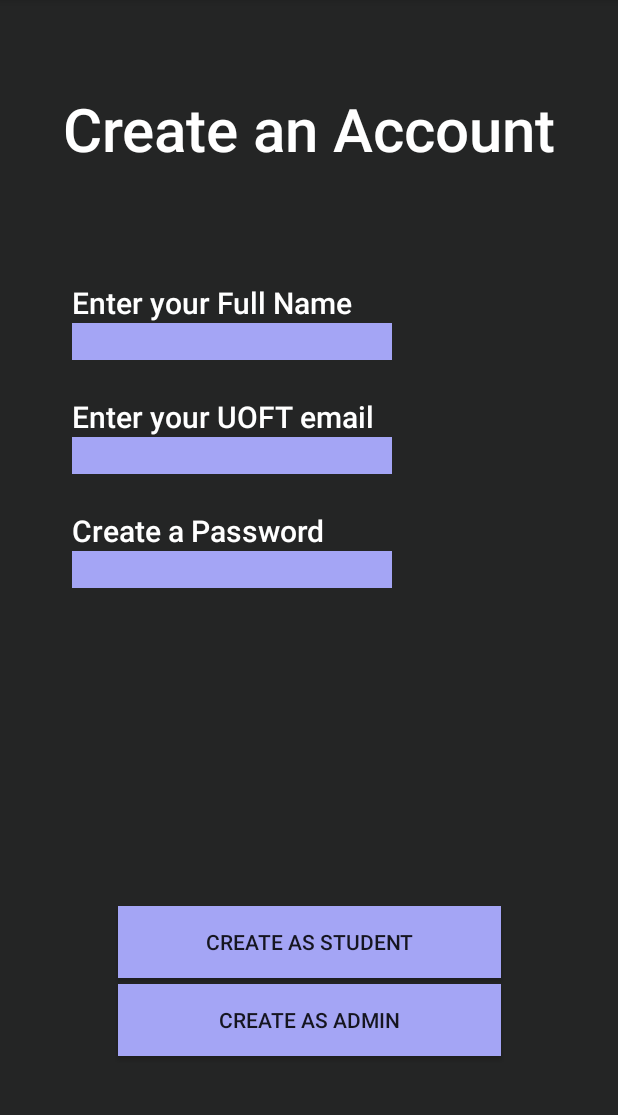
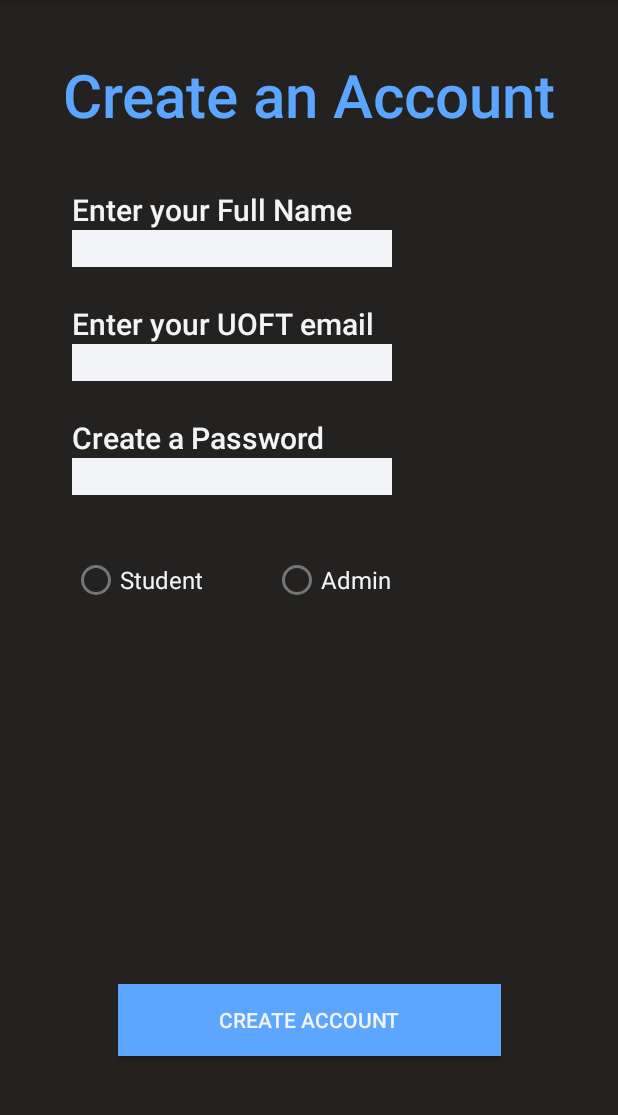
Before and after one commit to emmimelon/B07-Project, an Android app: the fragment SignUpFragment shown on its own in the app's theme, on a phone screen of 412 x 824 dp, the part 84-1199 px from its top. Run offline under Robolectric (Android 15) with nearby library versions, the phone set to English and light mode, and no system bars; our stand-ins replace Firebase (no records; nobody signed in at launch, a user with empty details on screens opened directly).

Commit message:
fixed post select bug, reduced login/signup buttons

```diff
--- a/app/src/main/res/layout/fragment_signup.xml
+++ b/app/src/main/res/layout/fragment_signup.xml
@@ -4,33 +4,44 @@
     xmlns:tools="http://schemas.android.com/tools"
     android:layout_width="match_parent"
     android:layout_height="match_parent"
-    android:background="#242525">
+    android:background="@color/darkbg">
+
+    <TextView
+        android:id="@+id/outputMessage"
+        android:layout_width="0dp"
+        android:layout_height="38dp"
+        android:gravity="center"
+        android:textColor="@color/error"
+        app:layout_constraintBottom_toTopOf="@id/signupButton"
+        app:layout_constraintEnd_toEndOf="parent"
+        app:layout_constraintStart_toStartOf="parent"
+        app:layout_constraintTop_toBottomOf="@id/linearLayout"
+        app:layout_constraintVertical_bias="1.0" />
 
     <TextView
         android:id="@+id/createAccount"
         android:layout_width="wrap_content"
         android:layout_height="wrap_content"
+        android:layout_marginTop="36dp"
         android:fontFamily="sans-serif-medium"
         android:text="@string/createMessage"
-        android:textColor="@color/white"
+        android:textColor="@color/uoftBlueLight"
         android:textSize="40sp"
-        app:layout_constraintBottom_toBottomOf="parent"
         app:layout_constraintEnd_toEndOf="parent"
         app:layout_constraintStart_toStartOf="parent"
-        app:layout_constraintTop_toTopOf="parent"
-        app:layout_constraintVertical_bias="0.082" />
+        app:layout_constraintTop_toTopOf="parent" />
 
     <LinearLayout
+        android:id="@+id/linearLayout"
         android:layout_width="match_parent"
-        android:layout_height="wrap_content"
+        android:layout_height="318dp"
+        android:layout_marginTop="36dp"
         android:orientation="vertical"
         android:paddingLeft="48dp"
-        app:layout_constraintBottom_toTopOf="@id/studentButton"
         app:layout_constraintEnd_toEndOf="parent"
         app:layout_constraintHorizontal_bias="0.0"
         app:layout_constraintStart_toStartOf="parent"
         app:layout_constraintTop_toBottomOf="@id/createAccount"
-        app:layout_constraintVertical_bias="0.287"
         app:layout_marginBaseline="12dp">
 
         <TextView
@@ -39,7 +50,7 @@
             android:layout_height="wrap_content"
             android:fontFamily="sans-serif-medium"
             android:text="Enter your Full Name"
-            android:textColor="@color/white"
+            android:textColor="@color/uoftGray"
             android:textSize="20sp"
             app:layout_constraintBottom_toTopOf="@id/enterName"
             app:layout_constraintTop_toTopOf="parent" />
@@ -49,8 +60,7 @@
             android:layout_width="wrap_content"
             android:layout_height="wrap_content"
             android:layout_marginBottom="24dp"
-            android:background="#A4A5F5"
-            android:backgroundTint="#A4A5F5"
+            android:background="@color/uoftGray"
             android:ems="10"
             android:inputType="text"
             app:layout_constraintTop_toBottomOf="@id/name" />
@@ -61,7 +71,7 @@
             android:layout_height="wrap_content"
             android:fontFamily="sans-serif-medium"
             android:text="Enter your UOFT email"
-            android:textColor="@color/white"
+            android:textColor="@color/uoftGray"
             android:textSize="20sp"
             app:layout_constraintBottom_toTopOf="@id/enterEmail"
             app:layout_constraintTop_toTopOf="@id/enterName" />
@@ -71,8 +81,7 @@
             android:layout_width="wrap_content"
             android:layout_height="wrap_content"
             android:layout_marginBottom="24dp"
-            android:background="#A4A5F5"
-            android:backgroundTint="#A4A5F5"
+            android:background="@color/uoftGray"
             android:ems="10"
             android:inputType="text"
             app:layout_constraintTop_toBottomOf="@id/uoftemail" />
@@ -83,7 +92,7 @@
             android:layout_height="wrap_content"
             android:fontFamily="sans-serif-medium"
             android:text="Create a Password"
-            android:textColor="@color/white"
+            android:textColor="@color/uoftGray"
             android:textSize="20sp"
             app:layout_constraintBottom_toBottomOf="parent"
             app:layout_constraintTop_toBottomOf="@id/enterEmail" />
@@ -93,46 +102,47 @@
             android:layout_width="wrap_content"
             android:layout_height="wrap_content"
             android:layout_marginBottom="24dp"
-            android:background="#A4A5F5"
+            android:background="@color/uoftGray"
             android:ems="10"
             android:inputType="textPassword"
             app:layout_constraintTop_toBottomOf="@id/pw" />
+
+        <RadioGroup
+            android:id="@+id/radioGroup"
+            android:layout_width="288dp"
+            android:layout_height="wrap_content"
+            android:orientation="horizontal">
+
+            <RadioButton
+                android:id="@+id/selectStudent"
+                android:layout_width="110dp"
+                android:layout_height="65dp"
+                android:layout_marginRight="24dp"
+                android:text="Student"
+                android:textColor="@color/uoftGray"
+                android:textSize="16sp"></RadioButton>
+
+            <RadioButton
+                android:id="@+id/selectAdmin"
+                android:layout_width="148dp"
+                android:layout_height="wrap_content"
+                android:text="Admin"
+                android:textColor="@color/uoftGray"
+                android:textSize="16sp"></RadioButton>
+        </RadioGroup>
     </LinearLayout>
 
     <androidx.appcompat.widget.AppCompatButton
-        android:id="@+id/studentButton"
-        android:layout_width="255dp"
-        android:layout_height="48dp"
-        android:layout_marginBottom="4dp"
-        android:background="#A4A5F5"
-        android:backgroundTint="#A4A5F5"
-
-        android:text="@string/student"
-        app:layout_constraintBottom_toTopOf="@+id/adminButton"
-        app:layout_constraintEnd_toEndOf="parent"
-        app:layout_constraintStart_toStartOf="parent" />
-
-    <androidx.appcompat.widget.AppCompatButton
-        android:id="@+id/adminButton"
+        android:id="@+id/signupButton"
         android:layout_width="255dp"
         android:layout_height="48dp"
         android:layout_marginBottom="64dp"
-        android:background="#A4A5F5"
-        android:backgroundTint="#A4A5F5"
-        android:text="@string/admin"
+        android:background="@color/uoftBlueLight"
+        android:text="Create Account"
+        android:textColor="@color/uoftGray"
         app:layout_constraintBottom_toBottomOf="parent"
         app:layout_constraintEnd_toEndOf="parent"
         app:layout_constraintStart_toStartOf="parent" />
 
-    <TextView
-        android:id="@+id/output"
-        android:textColor="@color/white"
-        android:layout_width="0dp"
-        android:layout_height="38dp"
-        android:gravity="center_horizontal"
-        app:layout_constraintBottom_toBottomOf="parent"
-        app:layout_constraintEnd_toEndOf="parent"
-        app:layout_constraintStart_toStartOf="parent"
-        app:layout_constraintTop_toBottomOf="@+id/adminButton" />
 
 </androidx.constraintlayout.widget.ConstraintLayout>
--- a/app/src/main/res/values/colors.xml
+++ b/app/src/main/res/values/colors.xml
@@ -10,7 +10,10 @@
     <color name="uoftBlueLight">#FF5CA6FF</color>
     <color name="uoftBlue">#25355A</color>
     <color name="uoftBlueVariant">#FF13144A</color>
-    <color name="uoftTealLight">#FF1BD8D8</color>
+    <color name="uoftTealLight">#6FCEDB</color>
     <color name="uoftTeal">#007FA3</color>
     <color name="uoftTealVariant">#FF007681</color>
+    <color name="darkbg">#232221</color>
+    <color name="error">#FF3232</color>
+    <color name="uoftGray">#F2F4F7</color>
 </resources>
```
Also changed, not shown: app/src/main/java/com/example/b07project/login/LoginFragment.java (+19 -48 lines), app/src/main/java/com/example/b07project/signup/SignUpFragment.java (+47 -61 lines), app/src/main/java/com/example/b07project/ui/post/PostFragment.java (+28 -13 lines), app/src/main/res/layout/activity_welcome.xml (+16 -10 lines), app/src/main/res/layout/fragment_login.xml (+19 -28 lines), app/src/main/res/layout/fragment_post.xml (+22 -10 lines), app/src/main/res/layout/gpa_choices.xml (added, +11 -0 lines).
